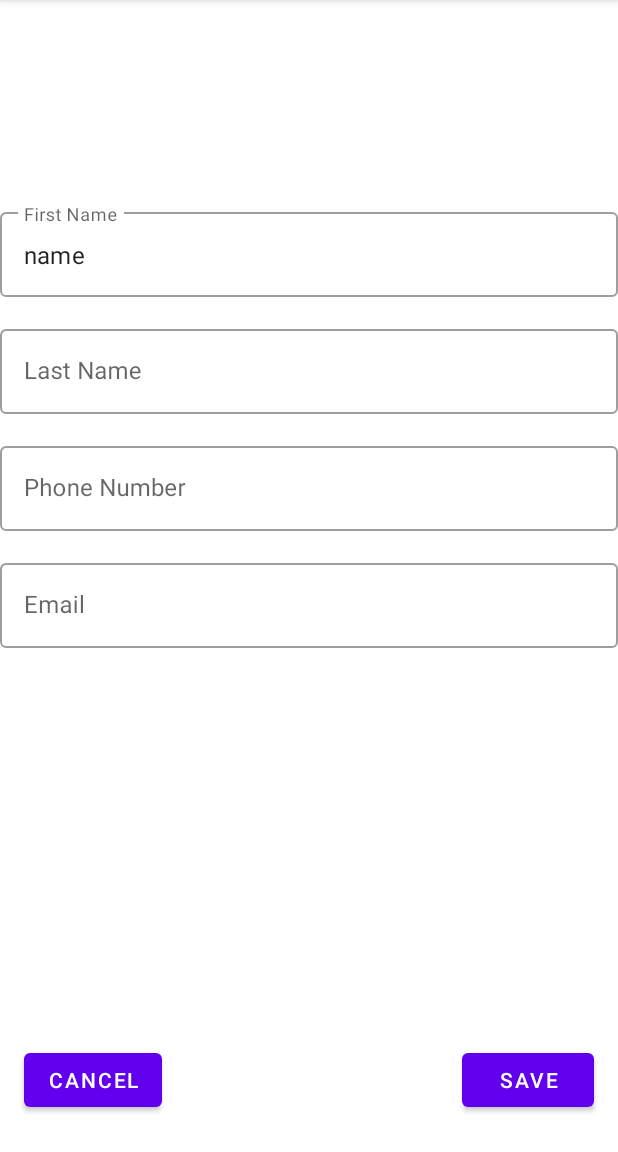
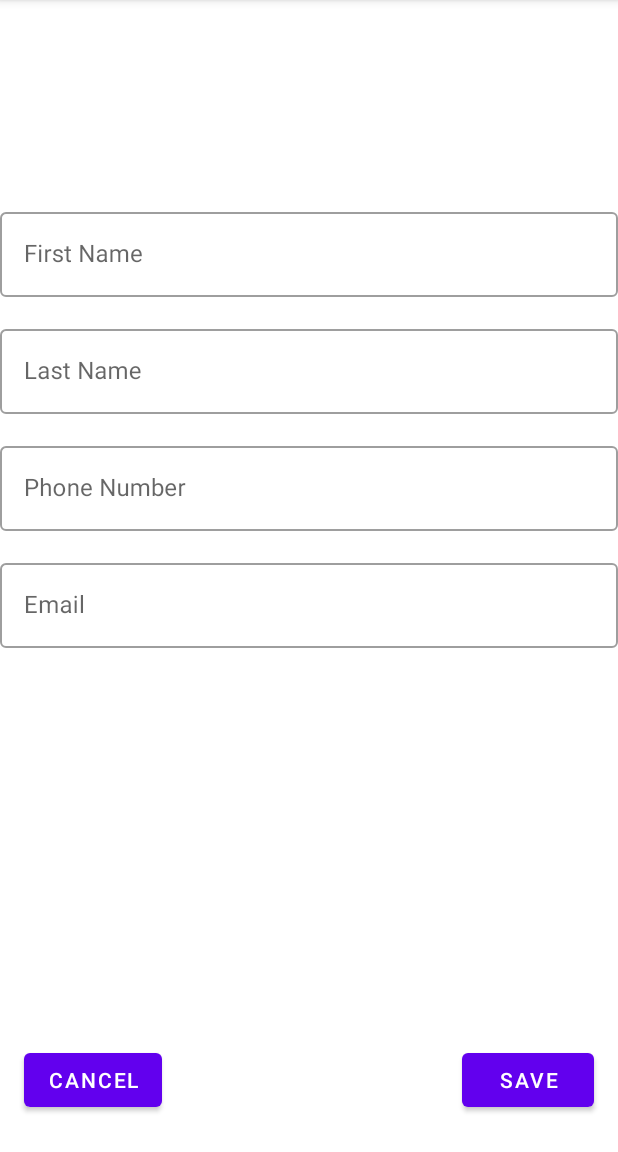
Before and after one commit to tromian/TestContacts, an Android app: the fragment EditDetailsFragment placed in its activity, on a phone screen of 412 x 824 dp, the part 84-1236 px from its top. Run offline under Robolectric (Android 15) with nearby library versions, the phone set to English and light mode, and no system bars; pictures from the network do not load; 3 statements that could not run were skipped.

Commit message:
Added landscape orientation views

```diff
--- /dev/null
+++ b/app/src/main/res/layout-land/fragment_details_edit.xml
@@ -0,0 +1,135 @@
+<?xml version="1.0" encoding="utf-8"?>
+<ScrollView xmlns:android="http://schemas.android.com/apk/res/android"
+    xmlns:app="http://schemas.android.com/apk/res-auto"
+    xmlns:tools="http://schemas.android.com/tools"
+    android:layout_width="match_parent"
+    android:layout_height="match_parent">
+
+    <androidx.constraintlayout.widget.ConstraintLayout
+        android:layout_width="match_parent"
+        android:layout_height="wrap_content">
+
+        <ImageView
+            android:id="@+id/ivAvatar"
+            style="@style/previewText"
+            android:layout_width="120dp"
+            android:layout_height="120dp"
+            android:layout_marginStart="16dp"
+            app:layout_constraintBottom_toBottomOf="parent"
+            app:layout_constraintStart_toStartOf="parent"
+            app:layout_constraintTop_toTopOf="parent"
+            app:layout_constraintVertical_bias="0.100000024"
+            tools:srcCompat="@tools:sample/avatars" />
+
+        <com.google.android.material.textfield.TextInputLayout
+            android:id="@+id/firstNameInputLayout"
+            style="@style/Widget.MaterialComponents.TextInputLayout.OutlinedBox"
+            android:layout_width="0dp"
+            android:layout_height="wrap_content"
+            android:layout_marginStart="16dp"
+            android:layout_marginTop="24dp"
+            android:layout_marginEnd="16dp"
+            android:hint="@string/first_name"
+            app:layout_constraintEnd_toEndOf="parent"
+            app:layout_constraintStart_toEndOf="@+id/ivAvatar"
+            app:layout_constraintTop_toTopOf="parent"
+            tools:text="Fillip">
+
+            <com.google.android.material.textfield.TextInputEditText
+                android:id="@+id/inputFirstName"
+                android:layout_width="match_parent"
+                android:layout_height="61dp"
+                android:inputType="text" />
+
+        </com.google.android.material.textfield.TextInputLayout>
+
+        <com.google.android.material.textfield.TextInputLayout
+            android:id="@+id/lastNameInputLayout"
+            style="@style/Widget.MaterialComponents.TextInputLayout.OutlinedBox"
+            android:layout_width="0dp"
+            android:layout_height="wrap_content"
+            android:layout_marginStart="16dp"
+            android:layout_marginTop="16dp"
+            android:layout_marginEnd="16dp"
+            android:hint="@string/last_name"
+            app:layout_constraintEnd_toEndOf="parent"
+            app:layout_constraintStart_toEndOf="@+id/ivAvatar"
+            app:layout_constraintTop_toBottomOf="@+id/firstNameInputLayout"
+            tools:text="Shmilip">
+
+            <com.google.android.material.textfield.TextInputEditText
+                android:id="@+id/inputLastName"
+                android:layout_width="match_parent"
+                android:layout_height="wrap_content"
+                android:inputType="text" />
+        </com.google.android.material.textfield.TextInputLayout>
+
+        <com.google.android.material.textfield.TextInputLayout
+            android:id="@+id/phoneNumberInputLayout"
+            style="@style/Widget.MaterialComponents.TextInputLayout.OutlinedBox"
+            android:layout_width="0dp"
+            android:layout_height="wrap_content"
+            android:layout_marginStart="16dp"
+            android:layout_marginTop="16dp"
+            android:layout_marginEnd="16dp"
+            android:hint="@string/phone_number"
+            app:layout_constraintEnd_toEndOf="parent"
+            app:layout_constraintStart_toEndOf="@+id/ivAvatar"
+            app:layout_constraintTop_toBottomOf="@+id/lastNameInputLayout">
+
+            <com.google.android.material.textfield.TextInputEditText
+                android:id="@+id/inputPhoneNumber"
+                android:layout_width="match_parent"
+                android:layout_height="wrap_content"
+                android:inputType="phone" />
+        </com.google.android.material.textfield.TextInputLayout>
+
+        <com.google.android.material.textfield.TextInputLayout
+            android:id="@+id/emailInputLayout"
+            style="@style/Widget.MaterialComponents.TextInputLayout.OutlinedBox"
+            android:layout_width="0dp"
+            android:layout_height="wrap_content"
+            android:layout_marginStart="16dp"
+            android:layout_marginTop="16dp"
+            android:layout_marginEnd="16dp"
+            android:hint="@string/email"
+            app:layout_constraintEnd_toEndOf="parent"
+            app:layout_constraintStart_toEndOf="@+id/ivAvatar"
+            app:layout_constraintTop_toBottomOf="@+id/phoneNumberInputLayout">
+
+            <com.google.android.material.textfield.TextInputEditText
+                android:id="@+id/inputEmail"
+                android:layout_width="match_parent"
+                android:layout_height="wrap_content"
+                android:inputType="textEmailAddress" />
+        </com.google.android.material.textfield.TextInputLayout>
+
+        <Button
+            android:id="@+id/btnSave"
+            android:layout_width="wrap_content"
+            android:layout_height="wrap_content"
+            android:layout_marginTop="32dp"
+            android:layout_marginEnd="16dp"
+            android:layout_marginBottom="24dp"
+            android:text="@string/save"
+            app:layout_constraintBottom_toBottomOf="parent"
+            app:layout_constraintEnd_toEndOf="parent"
+            app:layout_constraintTop_toBottomOf="@+id/emailInputLayout"
+            app:layout_constraintVertical_bias="1.0" />
+
+        <Button
+            android:id="@+id/btnCancel"
+            android:layout_width="wrap_content"
+            android:layout_height="wrap_content"
+            android:layout_marginStart="16dp"
+            android:layout_marginTop="32dp"
+            android:layout_marginBottom="24dp"
+            android:text="@string/cancel"
+            app:layout_constraintBottom_toBottomOf="parent"
+            app:layout_constraintStart_toStartOf="parent"
+            app:layout_constraintTop_toBottomOf="@+id/emailInputLayout"
+            app:layout_constraintVertical_bias="1.0" />
+    </androidx.constraintlayout.widget.ConstraintLayout>
+
+
+</ScrollView>
--- a/app/src/main/res/layout/fragment_details_edit.xml
+++ b/app/src/main/res/layout/fragment_details_edit.xml
@@ -32,7 +32,6 @@
             android:id="@+id/inputFirstName"
             android:layout_width="match_parent"
             android:layout_height="wrap_content"
-            android:text="@string/name"
             android:inputType="text" />
 
     </com.google.android.material.textfield.TextInputLayout>
@@ -100,7 +99,9 @@
         android:layout_marginBottom="24dp"
         android:text="@string/save"
         app:layout_constraintBottom_toBottomOf="parent"
-        app:layout_constraintEnd_toEndOf="parent" />
+        app:layout_constraintEnd_toEndOf="parent"
+        app:layout_constraintTop_toBottomOf="@+id/emailInputLayout"
+        app:layout_constraintVertical_bias="1.0" />
 
     <Button
         android:id="@+id/btnCancel"
@@ -110,6 +111,8 @@
         android:layout_marginBottom="24dp"
         android:text="@string/cancel"
         app:layout_constraintBottom_toBottomOf="parent"
-        app:layout_constraintStart_toStartOf="parent" />
+        app:layout_constraintStart_toStartOf="parent"
+        app:layout_constraintTop_toBottomOf="@+id/emailInputLayout"
+        app:layout_constraintVertical_bias="1.0" />
 
 </androidx.constraintlayout.widget.ConstraintLayout>
```
Also changed, not shown: app/src/main/res/layout-land/fragment_details.xml (added, +104 -0 lines), app/src/main/res/layout-land/fragment_main.xml (added, +28 -0 lines), app/src/main/res/layout/fragment_details.xml (+6 -2 lines).
